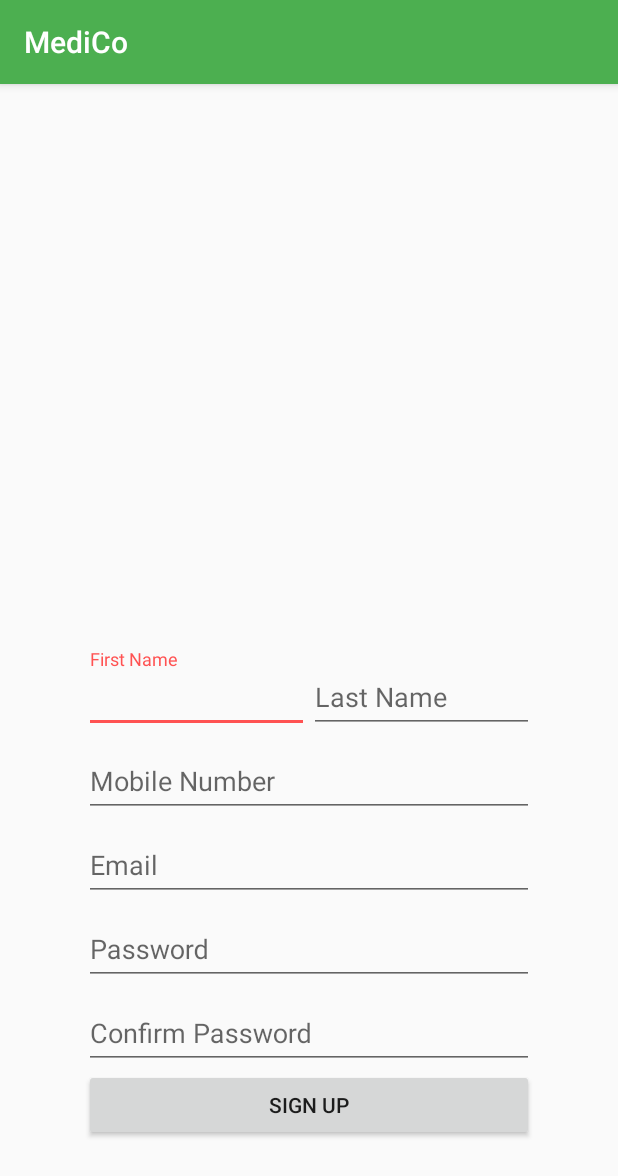
After one commit to jxie215/MediCoApp, an Android app: the RegistrationActivity screen opened directly, with no data from a screen before it, on a phone screen of 412 x 824 dp. The commit adds this screen. Shown: the top 1176 px of the screen. Run offline under Robolectric (Android 15) with nearby library versions, the phone set to English and light mode, and no system bars; our stand-ins replace Volley; network calls fail.

Commit message:
Registration Activity added

```diff
--- /dev/null
+++ b/app/src/main/res/layout/activity_registration.xml
@@ -0,0 +1,99 @@
+<?xml version="1.0" encoding="utf-8"?>
+<RelativeLayout xmlns:android="http://schemas.android.com/apk/res/android"
+    xmlns:app="http://schemas.android.com/apk/res-auto"
+    xmlns:tools="http://schemas.android.com/tools"
+    android:layout_width="match_parent"
+    android:layout_height="match_parent"
+    tools:context="com.example.jaden.medicoapp.RegistrationActivity">
+
+    <LinearLayout
+        android:layout_width="300dp"
+        android:layout_height="wrap_content"
+        android:layout_alignParentBottom="true"
+        android:layout_centerHorizontal="true"
+        android:layout_marginBottom="63dp"
+        android:orientation="vertical">
+
+        <LinearLayout
+            android:layout_width="match_parent"
+            android:layout_height="match_parent"
+            android:orientation="horizontal">
+
+            <android.support.design.widget.TextInputLayout
+                android:layout_width="150dp"
+                android:layout_height="wrap_content">
+
+                <EditText
+                    android:id="@+id/editTextRegFName"
+                    android:layout_width="match_parent"
+                    android:layout_height="wrap_content"
+                    android:hint="First Name" />
+            </android.support.design.widget.TextInputLayout>
+
+            <android.support.design.widget.TextInputLayout
+                android:layout_width="match_parent"
+                android:layout_height="match_parent">
+
+                <EditText
+                    android:id="@+id/editTextRegLName"
+                    android:layout_width="150dp"
+                    android:layout_height="wrap_content"
+                    android:hint="Last Name" />
+            </android.support.design.widget.TextInputLayout>
+        </LinearLayout>
+
+        <android.support.design.widget.TextInputLayout
+            android:layout_width="match_parent"
+            android:layout_height="match_parent">
+
+            <EditText
+                android:id="@+id/editTextRegMobile"
+                android:layout_width="match_parent"
+                android:layout_height="wrap_content"
+                android:hint="Mobile Number"
+                android:inputType="number"
+                android:maxLength="10" />
+        </android.support.design.widget.TextInputLayout>
+
+        <android.support.design.widget.TextInputLayout
+            android:layout_width="match_parent"
+            android:layout_height="match_parent">
+
+            <EditText
+                android:id="@+id/editTextRegEmail"
+                android:layout_width="match_parent"
+                android:layout_height="wrap_content"
+                android:hint="Email" />
+        </android.support.design.widget.TextInputLayout>
+
+        <android.support.design.widget.TextInputLayout
+            android:layout_width="match_parent"
+            android:layout_height="match_parent">
+
+            <EditText
+                android:id="@+id/editTextRegPassword"
+                android:layout_width="match_parent"
+                android:layout_height="wrap_content"
+                android:hint="Password"
+                android:inputType="textPassword" />
+        </android.support.design.widget.TextInputLayout>
+
+        <android.support.design.widget.TextInputLayout
+            android:layout_width="match_parent"
+            android:layout_height="match_parent">
+
+            <EditText
+                android:id="@+id/editTextRegConfirmPassword"
+                android:layout_width="match_parent"
+                android:layout_height="wrap_content"
+                android:hint="Confirm Password"
+                android:inputType="textPassword" />
+        </android.support.design.widget.TextInputLayout>
+
+        <Button
+            android:id="@+id/buttonSignUp"
+            android:layout_width="match_parent"
+            android:layout_height="wrap_content"
+            android:text="Sign Up" />
+    </LinearLayout>
+</RelativeLayout>
--- a/app/src/main/res/values/colors.xml
+++ b/app/src/main/res/values/colors.xml
@@ -7,6 +7,9 @@
 
     <color name="colorWhite">#ffffff</color>
     <color name="colorGrey">#A9A9A9</color>
+
+    <color name="caution_red">#ff0000</color>
+    <color name="simply_white">#FFFFFF</color>
 
     <color name="teal50">#E0F2F1</color>
     <color name="teal100">#B2DFDB</color>
```
Also changed, not shown: app/build.gradle (+5 -5 lines), app/src/main/AndroidManifest.xml (+11 -11 lines), app/src/main/java/com/example/jaden/medicoapp/LoginActivity.java (+8 -3 lines), app/src/main/java/com/example/jaden/medicoapp/RegistrationActivity.java (added, +315 -0 lines).
